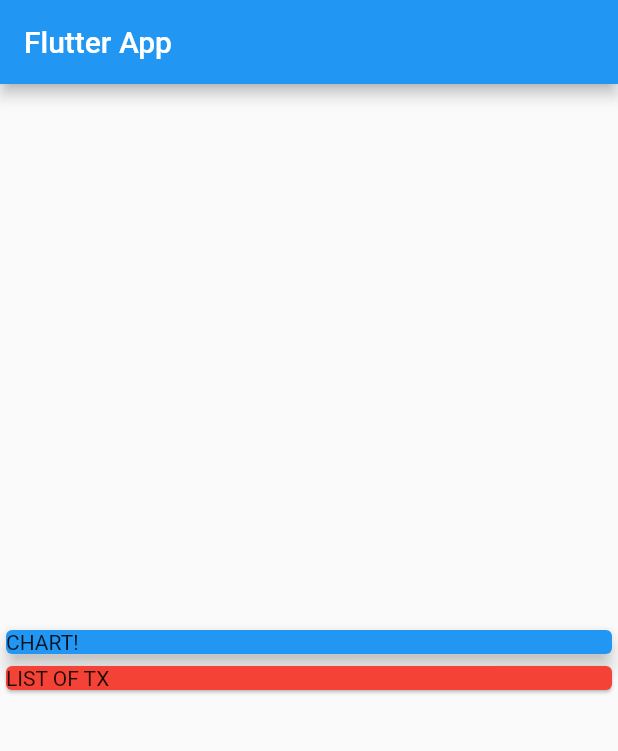
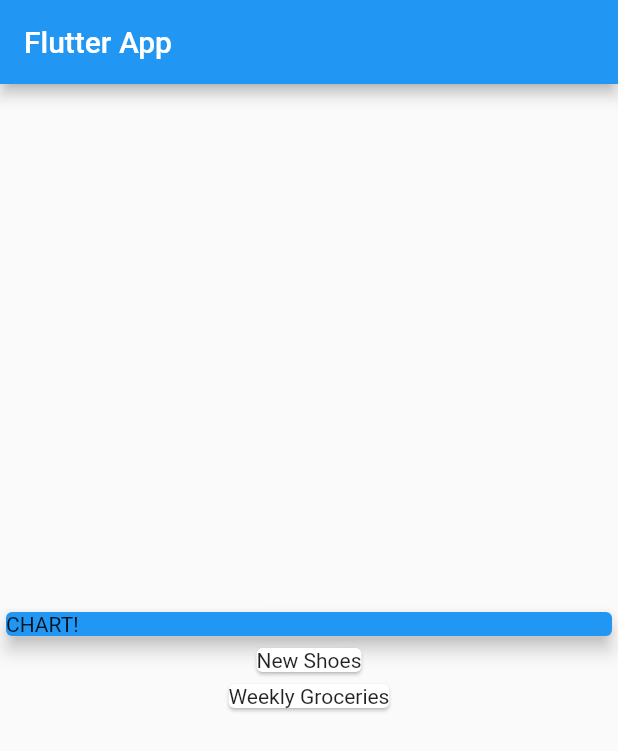
Before and after one commit to MatthieuNadeau96/Flutter_personal_expenses, a Flutter app: the screen it shows after launch, on a phone screen of 412 x 824 dp. Shown: the top 751 px of the screen. Run offline on Flutter 3.47's test engine with Material 2 defaults, Android fonts, the phone set to English and light mode, and no system bars.

Commit message:
Mapping Data into Widgets

```diff
--- a/lib/main.dart
+++ b/lib/main.dart
@@ -27,7 +27,6 @@ class MyHomePage extends StatelessWidget {
       amount: 25.50,
       date: DateTime.now(),
     ),
-
   ];
 
   @override
@@ -48,9 +47,12 @@ class MyHomePage extends StatelessWidget {
               elevation: 5,
             ),
           ),
-          Card(
-            color: Colors.red,
-            child: Text('LIST OF TX'),
+          Column(
+            children: transactions.map((tx) {
+              return Card(
+                child: Text(tx.title),
+              );
+            }).toList(),
           ),
         ],
       ),
```
